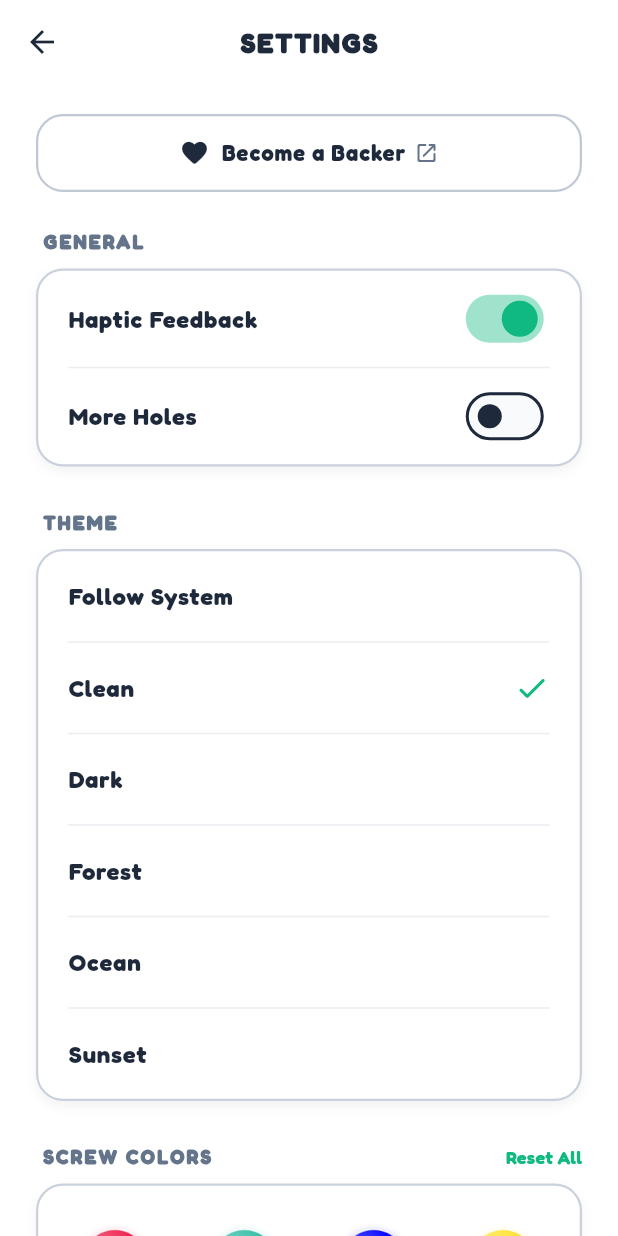
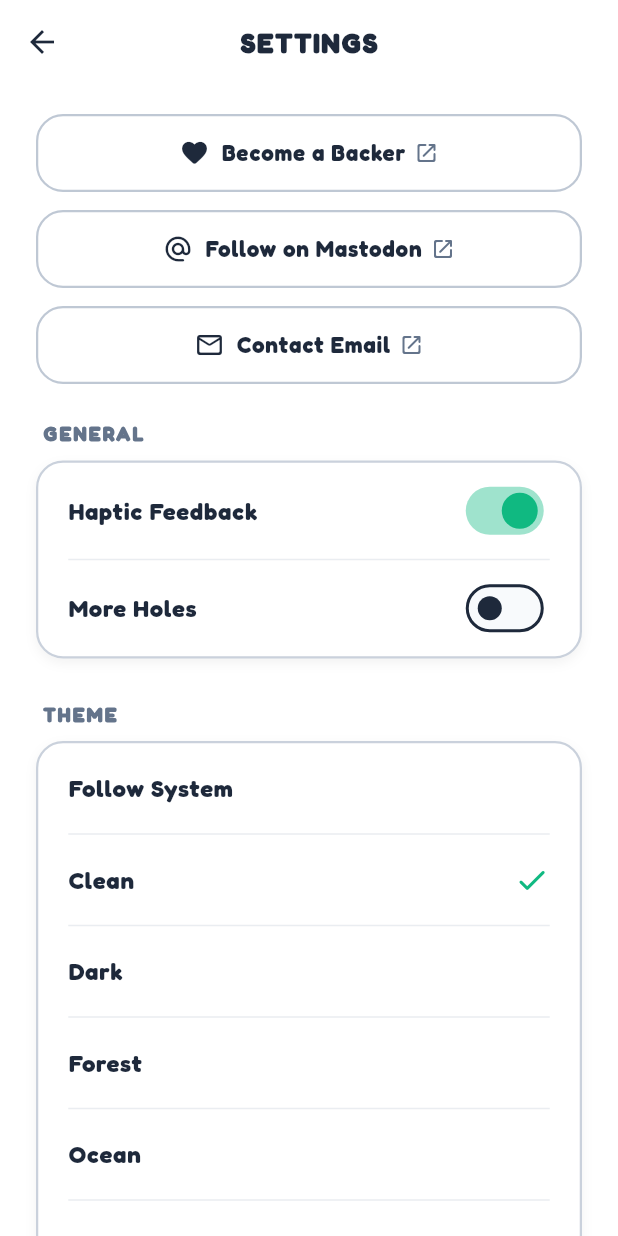
Before and after one commit to sidhant947/ScrewJam, a Flutter app: the SettingsScreen screen opened directly, after a tap on "Become a Backer", on a phone screen of 412 x 824 dp. Run offline on Flutter 3.47's test engine with Material 3 defaults, Android fonts, the phone set to English and light mode, and no system bars; our stand-ins replace flutter_riverpod, hive_flutter, material_ui; missing offline and left inert: flame; accounts and stored records are empty.

Commit message:
Update V1.0.9 , Fixed #28

```diff
--- a/lib/game/screw_jam_game.dart
+++ b/lib/game/screw_jam_game.dart
@@ -1,7 +1,7 @@
 import 'dart:math';
 import 'package:flame/events.dart';
 import 'package:flame/game.dart';
-import 'package:flutter/material.dart';
+import 'package:material_ui/material_ui.dart';
 import '../models/game_models.dart';
 import '../providers/game_provider.dart';
 
--- a/lib/main.dart
+++ b/lib/main.dart
@@ -1,4 +1,4 @@
-import 'package:flutter/material.dart';
+import 'package:material_ui/material_ui.dart';
 import 'package:flutter/services.dart';
 import 'package:flutter_riverpod/flutter_riverpod.dart';
 import 'providers/theme_provider.dart';
--- a/lib/models/app_theme.dart
+++ b/lib/models/app_theme.dart
@@ -1,4 +1,4 @@
-import 'package:flutter/material.dart';
+import 'package:material_ui/material_ui.dart';
 
 enum AppThemeId { system, clean, dark, forest, ocean, sunset }
 
--- a/lib/models/game_models.dart
+++ b/lib/models/game_models.dart
@@ -1,5 +1,5 @@
 import 'dart:math';
-import 'package:flutter/material.dart';
+import 'package:material_ui/material_ui.dart';
 
 enum ScrewColor {
   coral(
--- a/lib/providers/game_provider.dart
+++ b/lib/providers/game_provider.dart
@@ -1,5 +1,5 @@
 import 'dart:math';
-import 'package:flutter/material.dart';
+import 'package:material_ui/material_ui.dart';
 import 'package:flutter_riverpod/flutter_riverpod.dart';
 import '../models/game_models.dart';
 import '../services/haptics.dart';
--- a/lib/providers/theme_provider.dart
+++ b/lib/providers/theme_provider.dart
@@ -1,4 +1,4 @@
-import 'package:flutter/material.dart';
+import 'package:material_ui/material_ui.dart';
 import 'package:flutter_riverpod/flutter_riverpod.dart';
 import '../models/app_theme.dart';
 import '../models/game_models.dart';
--- a/lib/screens/game_screen.dart
+++ b/lib/screens/game_screen.dart
@@ -1,5 +1,5 @@
 import 'package:flame/game.dart';
-import 'package:flutter/material.dart';
+import 'package:material_ui/material_ui.dart';
 import 'package:flutter_riverpod/flutter_riverpod.dart';
 import 'package:url_launcher/url_launcher.dart';
 import '../game/screw_jam_game.dart';
--- a/lib/screens/home_screen.dart
+++ b/lib/screens/home_screen.dart
@@ -1,4 +1,4 @@
-import 'package:flutter/material.dart';
+import 'package:material_ui/material_ui.dart';
 import 'package:flutter_riverpod/flutter_riverpod.dart';
 import 'package:url_launcher/url_launcher.dart';
 import '../models/game_models.dart';
--- a/lib/screens/levels_screen.dart
+++ b/lib/screens/levels_screen.dart
@@ -1,4 +1,4 @@
-import 'package:flutter/material.dart';
+import 'package:material_ui/material_ui.dart';
 import 'package:flutter_riverpod/flutter_riverpod.dart';
 import '../providers/game_provider.dart';
 import '../providers/theme_provider.dart';
--- a/lib/screens/settings_screen.dart
+++ b/lib/screens/settings_screen.dart
@@ -1,5 +1,5 @@
 import 'dart:math';
-import 'package:flutter/material.dart';
+import 'package:material_ui/material_ui.dart';
 import 'package:flutter_riverpod/flutter_riverpod.dart';
 import 'package:url_launcher/url_launcher.dart';
 import '../models/app_theme.dart';
@@ -25,6 +25,60 @@ class _SettingsScreenState extends ConsumerState<SettingsScreen> {
     super.initState();
     _hapticEnabled = StorageService.getHapticEnabled();
     _deadlockEnabled = StorageService.getDeadlockEnabled();
+  }
+
+  Widget _buildLinkButton({
+    required IconData icon,
+    required String label,
+    required String url,
+    required AppThemeData currentTheme,
+  }) {
+    return GestureDetector(
+      onTap: () {
+        Haptics.select();
+        launchUrl(
+          Uri.parse(url),
+          mode: LaunchMode.externalApplication,
+        );
+      },
+      child: Container(
+        height: 52,
+        decoration: BoxDecoration(
+          color: Colors.transparent,
+          borderRadius: BorderRadius.circular(18),
+          border: Border.all(
+            color: currentTheme.border.withValues(alpha: 0.6),
+            width: 1.5,
+          ),
+        ),
+        child: Row(
+          mainAxisAlignment: MainAxisAlignment.center,
+          children: [
+            Icon(
+              icon,
+              color: currentTheme.textPrimary,
+              size: 20,
+            ),
+            const SizedBox(width: 8),
+            Text(
+              label,
+              style: TextStyle(
+                color: currentTheme.textPrimary,
+                fontSize: 15,
+                fontWeight: FontWeight.w800,
+                letterSpacing: 0.5,
+              ),
+            ),
+            const SizedBox(width: 6),
+            Icon(
+              Icons.open_in_new_rounded,
+              color: currentTheme.textMuted,
+              size: 16,
+            ),
+          ],
+        ),
+      ),
+    );
   }
 
   @override
@@ -53,51 +107,25 @@ class _SettingsScreenState extends ConsumerState<SettingsScreen> {
         child: ListView(
           padding: const EdgeInsets.symmetric(horizontal: 24.0, vertical: 20.0),
           children: [
-            GestureDetector(
-              onTap: () {
-                Haptics.select();
-                launchUrl(
-                  Uri.parse('https://ko-fi.com/sidhant947/tiers'),
-                  mode: LaunchMode.externalApplication,
-                );
-              },
-              child: Container(
-                height: 52,
-                decoration: BoxDecoration(
-                  color: Colors.transparent,
-                  borderRadius: BorderRadius.circular(18),
-                  border: Border.all(
-                    color: currentTheme.border.withValues(alpha: 0.6),
-                    width: 1.5,
-                  ),
-                ),
-                child: Row(
-                  mainAxisAlignment: MainAxisAlignment.center,
-                  children: [
-                    Icon(
-                      Icons.favorite_rounded,
-                      color: currentTheme.textPrimary,
-                      size: 20,
-                    ),
-                    const SizedBox(width: 8),
-                    Text(
-                      'Become a Backer',
-                      style: TextStyle(
-                        color: currentTheme.textPrimary,
-                        fontSize: 15,
-                        fontWeight: FontWeight.w800,
-                        letterSpacing: 0.5,
-                      ),
-                    ),
-                    const SizedBox(width: 6),
-                    Icon(
-                      Icons.open_in_new_rounded,
-                      color: currentTheme.textMuted,
-                      size: 16,
-                    ),
-                  ],
-                ),
-              ),
+            _buildLinkButton(
+              icon: Icons.favorite_rounded,
+              label: 'Become a Backer',
+              url: 'https://ko-fi.com/sidhant947/tiers',
+              currentTheme: currentTheme,
+            ),
+            const SizedBox(height: 12),
+            _buildLinkButton(
+              icon: Icons.alternate_email_rounded,
+              label: 'Follow on Mastodon',
+              url: 'https://mastodon.social/@sidhant947',
+              currentTheme: currentTheme,
+            ),
+            const SizedBox(height: 12),
+            _buildLinkButton(
+              icon: Icons.mail_outline_rounded,
+              label: 'Contact Email',
+              url: 'mailto:sidhant947@proton.me',
+              currentTheme: currentTheme,
             ),
             const SizedBox(height: 24),
             Padding(
--- a/lib/services/level_generator.dart
+++ b/lib/services/level_generator.dart
@@ -1,5 +1,5 @@
 import 'dart:math';
-import 'package:flutter/material.dart';
+import 'package:material_ui/material_ui.dart';
 import '../models/game_models.dart';
 import 'storage_service.dart';
 
@@ -582,8 +582,9 @@ class LevelGenerator {
       final quad = i % 4;
       final ring = i ~/ 4;
       final dist = (34.0 + ring * 32.0).clamp(34.0, 115.0);
-      final angle = (quad * pi / 2);
-      final pos = Offset(boardCenterX + cos(angle + pi / 4) * dist, boardCenterY + sin(angle + pi / 4) * dist);
+      final posAngle = quad * pi / 2;
+      final pos = Offset(boardCenterX + cos(posAngle + pi / 4) * dist, boardCenterY + sin(posAngle + pi / 4) * dist);
+      final angle = ((quad + 3) % 4) * (pi / 2);
       final size = (130.0 - ring * 12.0).clamp(80.0, 130.0);
 
       plates.add(
--- a/lib/services/storage_service.dart
+++ b/lib/services/storage_service.dart
@@ -1,4 +1,4 @@
-import 'package:flutter/material.dart';
+import 'package:material_ui/material_ui.dart';
 import 'package:hive_flutter/hive_flutter.dart';
 import '../models/game_models.dart';
 
--- a/pubspec.yaml
+++ b/pubspec.yaml
@@ -16,7 +16,7 @@ publish_to: 'none' # Remove this line if you wish to publish to pub.dev
 # https://developer.apple.com/library/archive/documentation/General/Reference/InfoPlistKeyReference/Articles/CoreFoundationKeys.html
 # In Windows, build-name is used as the major, minor, and patch parts
 # of the product and file versions while build-number is used as the build suffix.
-version: 1.0.8+9
+version: 1.0.9+10
 
 environment:
   sdk: ^3.12.2
@@ -40,6 +40,7 @@ dependencies:
   hive_flutter: ^1.1.0
   url_launcher: ^6.3.1
 
+  material_ui: any
 dev_dependencies:
   flutter_test:
     sdk: flutter
```
Also changed, not shown: pubspec.lock, 4 other files.
